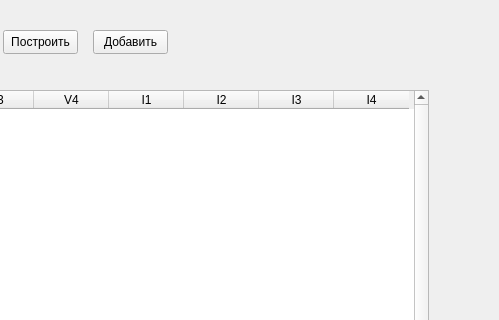
Old version of the form interface.ui in the repository KejLater/lab_stand; both pictures show x 547 to 1046 and y 0 to 320 of the 1046 by 631 pixel window.
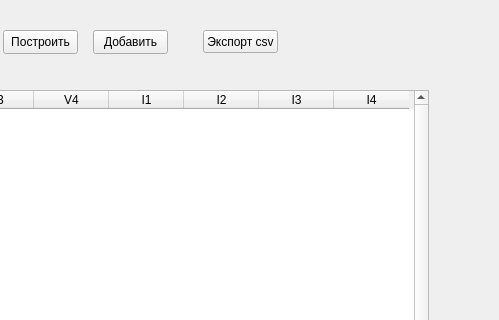
New version of the form.

Commit message: Some export to csv was added

```diff
--- a/interface.ui
+++ b/interface.ui
@@ -1285,6 +1285,19 @@
      <string>Отключить</string>
     </property>
    </widget>
+   <widget class="QPushButton" name="exportCSV">
+    <property name="geometry">
+     <rect>
+      <x>750</x>
+      <y>30</y>
+      <width>75</width>
+      <height>23</height>
+     </rect>
+    </property>
+    <property name="text">
+     <string>Экспорт csv</string>
+    </property>
+   </widget>
   </widget>
   <widget class="QMenuBar" name="menubar">
    <property name="geometry">
```
Left out of the diff: 2 changed lines with no effect on the pictures. The commit also changes 1 other file.
